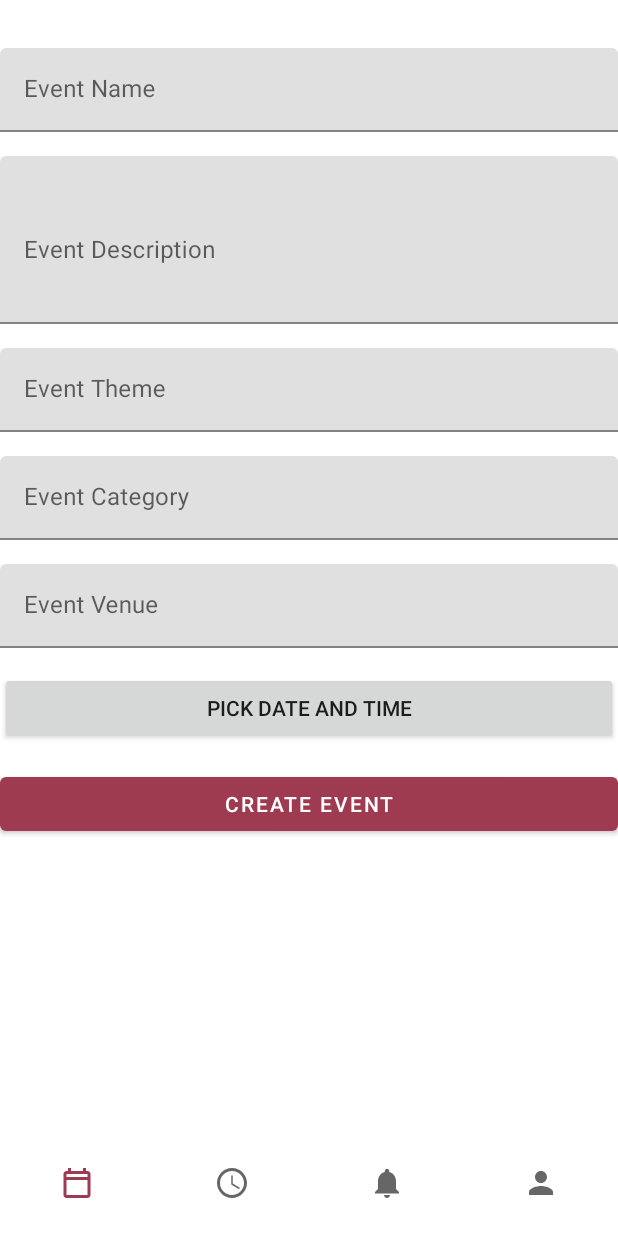
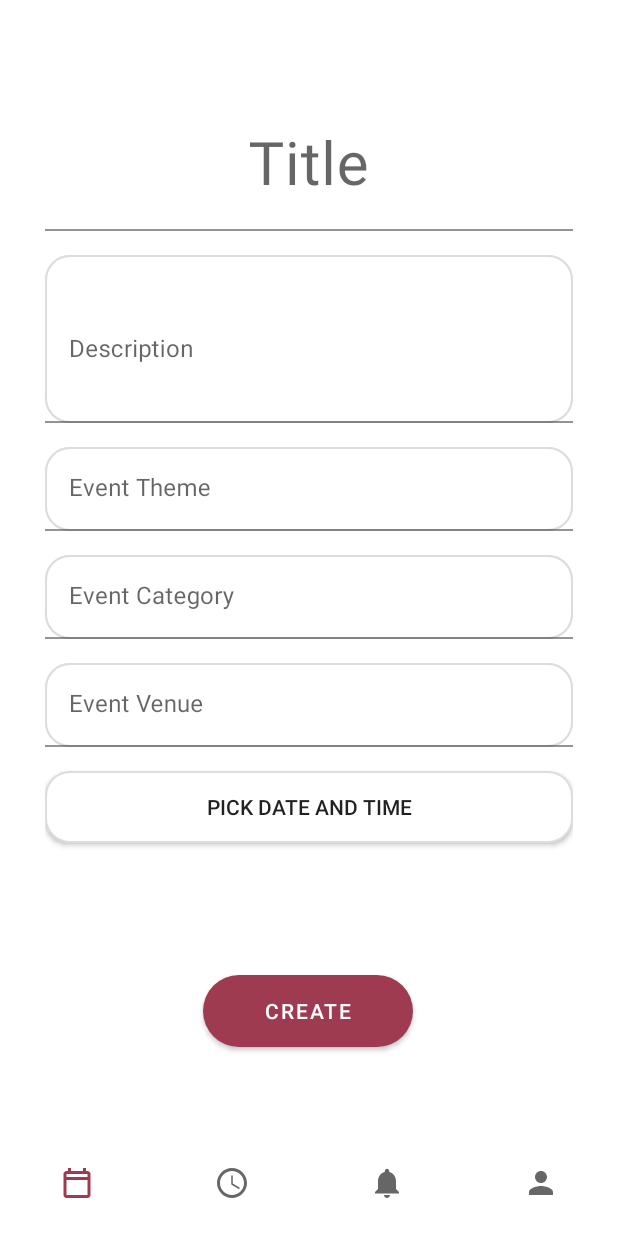
Before and after one commit to SaniaNisar/EventMiingle, an Android app: the fragment AddEventFragment placed in its activity, on a phone screen of 412 x 824 dp. Run offline under Robolectric (Android 15) with nearby library versions, the phone set to English and light mode, and no system bars; our stand-ins replace CircleImageView, Firebase (no records; nobody signed in at launch, a user with empty details on screens opened directly).

Commit message:
New layout of Event Add

```diff
--- a/app/src/main/res/layout/fragment_add_event.xml
+++ b/app/src/main/res/layout/fragment_add_event.xml
@@ -4,6 +4,9 @@
     xmlns:tools="http://schemas.android.com/tools"
     android:layout_width="match_parent"
     android:layout_height="match_parent"
+    android:padding="16dp"
+    android:paddingStart="30dp"
+    android:paddingEnd="30dp"
     tools:context=".fragments.AddEventFragment">
 
     <!-- Event Name -->
@@ -11,7 +14,8 @@
         android:id="@+id/til_event_name"
         android:layout_width="0dp"
         android:layout_height="wrap_content"
-        android:layout_marginTop="32dp"
+        android:layout_marginTop="50dp"
+
         app:layout_constraintTop_toTopOf="parent"
         app:layout_constraintStart_toStartOf="parent"
         app:layout_constraintEnd_toEndOf="parent">
@@ -19,8 +23,11 @@
         <com.google.android.material.textfield.TextInputEditText
             android:id="@+id/et_event_name"
             android:layout_width="match_parent"
-            android:layout_height="wrap_content"
-            android:hint="Event Name" />
+            android:layout_height="match_parent"
+            android:background="@color/white"
+            android:gravity="center"
+            android:hint="Title"
+            android:textSize="40dp" />
     </com.google.android.material.textfield.TextInputLayout>
 
     <!-- Event Description -->
@@ -31,15 +38,17 @@
         android:layout_marginTop="16dp"
         app:layout_constraintTop_toBottomOf="@id/til_event_name"
         app:layout_constraintStart_toStartOf="parent"
-        app:layout_constraintEnd_toEndOf="parent">
+        app:layout_constraintEnd_toEndOf="parent"
+        android:background="@drawable/card_background">
 
         <com.google.android.material.textfield.TextInputEditText
             android:id="@+id/et_description"
             android:layout_width="match_parent"
             android:layout_height="wrap_content"
-            android:hint="Event Description"
+            android:hint="Description"
             android:inputType="textMultiLine"
-            android:lines="4" />
+            android:lines="4"
+            android:background="@drawable/card_background"/>
     </com.google.android.material.textfield.TextInputLayout>
 
     <!-- Event Theme -->
@@ -48,12 +57,15 @@
         android:layout_width="0dp"
         android:layout_height="wrap_content"
         android:layout_marginTop="16dp"
+        android:background="@drawable/card_background"
         app:layout_constraintTop_toBottomOf="@id/til_description"
         app:layout_constraintStart_toStartOf="parent"
-        app:layout_constraintEnd_toEndOf="parent">
+        app:layout_constraintEnd_toEndOf="parent"
+        >
 
         <com.google.android.material.textfield.TextInputEditText
             android:id="@+id/et_theme"
+            android:background="@drawable/card_background"
             android:layout_width="match_parent"
             android:layout_height="wrap_content"
             android:hint="Event Theme" />
@@ -65,6 +77,7 @@
         android:layout_width="0dp"
         android:layout_height="wrap_content"
         android:layout_marginTop="16dp"
+        android:background="@drawable/card_background"
         app:layout_constraintTop_toBottomOf="@id/til_theme"
         app:layout_constraintStart_toStartOf="parent"
         app:layout_constraintEnd_toEndOf="parent">
@@ -73,6 +86,7 @@
             android:id="@+id/et_category"
             android:layout_width="match_parent"
             android:layout_height="wrap_content"
+            android:background="@drawable/card_background"
             android:hint="Event Category" />
     </com.google.android.material.textfield.TextInputLayout>
 
@@ -82,6 +96,7 @@
         android:layout_width="0dp"
         android:layout_height="wrap_content"
         android:layout_marginTop="16dp"
+        android:background="@drawable/card_background"
         app:layout_constraintTop_toBottomOf="@id/til_category"
         app:layout_constraintStart_toStartOf="parent"
         app:layout_constraintEnd_toEndOf="parent">
@@ -89,6 +104,7 @@
         <com.google.android.material.textfield.TextInputEditText
             android:id="@+id/et_venue"
             android:layout_width="match_parent"
+            android:background="@drawable/card_background"
             android:layout_height="wrap_content"
             android:hint="Event Venue" />
     </com.google.android.material.textfield.TextInputLayout>
@@ -100,6 +116,7 @@
         android:layout_height="wrap_content"
         android:layout_marginTop="16dp"
         android:layout_marginBottom="16dp"
+        android:background="@drawable/card_background"
         android:text="Pick Date and Time"
         app:layout_constraintTop_toBottomOf="@id/til_venue"
         app:layout_constraintStart_toStartOf="parent"
@@ -108,12 +125,14 @@
     <!-- Submit Button -->
     <Button
         android:id="@+id/btn_submit_event"
-        android:layout_width="0dp"
+        android:layout_width="140dp"
         android:layout_height="wrap_content"
-        android:layout_marginTop="16dp"
-        android:text="Create Event"
-        app:layout_constraintTop_toBottomOf="@id/btn_date_time"
+        android:layout_marginTop="88dp"
+        android:background="@drawable/btn_plum_rounded"
+        android:text="Create"
+        app:layout_constraintEnd_toEndOf="parent"
+        app:layout_constraintHorizontal_bias="0.497"
         app:layout_constraintStart_toStartOf="parent"
-        app:layout_constraintEnd_toEndOf="parent" />
+        app:layout_constraintTop_toBottomOf="@id/btn_date_time" />
 
 </androidx.constraintlayout.widget.ConstraintLayout>
```
